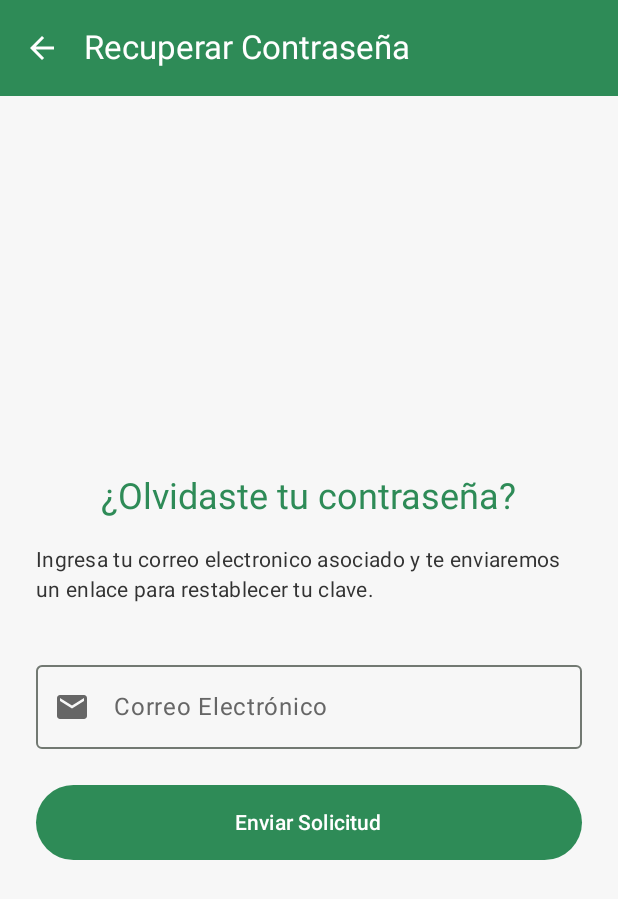
After one commit to TomasG0110/AppHuertoHogar-Movil, an Android app built with Jetpack Compose: the RecoveryScreen screen opened through its navigation route, on a phone screen of 412 x 824 dp. The commit adds this screen. Shown: the top 899 px of the screen. Run offline under Robolectric (Android 15) with nearby library versions, the phone set to English and light mode, and no system bars.

Commit message:
Implementar RecoveryScreen y selectores de Roles en Login

```diff
--- a/app/src/main/java/cl/duoc/dsy/huertohogar/navegacion/AppNavegacion.kt
+++ b/app/src/main/java/cl/duoc/dsy/huertohogar/navegacion/AppNavegacion.kt
@@ -8,6 +8,11 @@ import cl.duoc.dsy.huertohogar.uiScreen.LoginScreen
 import cl.duoc.dsy.huertohogar.uiScreen.MainScreen
 import cl.duoc.dsy.huertohogar.uiScreen.RegistroScreen
 import cl.duoc.dsy.huertohogar.uiScreen.SplashScreen
+import cl.duoc.dsy.huertohogar.uiScreen.RecoveryScreen
+import cl.duoc.dsy.huertohogar.navegacion.AppScreens
+
+
+
 
 @Composable
 fun AppNavigation() {
@@ -36,5 +41,15 @@ fun AppNavigation() {
         composable(route = AppScreens.MainScreen.route) {
             MainScreen(navController = navController)
         }
+
+        composable(route = AppScreens.RecoveryScreen.route) {
+            LoginScreen(navController = navController)
+        }
+
+        composable(route = AppScreens.RecoveryScreen.route) {
+            RecoveryScreen(navController = navController)
+        }
+
+        composable(route = AppScreens.RegisterScreen.route) {}
     }
 }
--- a/app/src/main/java/cl/duoc/dsy/huertohogar/navegacion/AppScreens.kt
+++ b/app/src/main/java/cl/duoc/dsy/huertohogar/navegacion/AppScreens.kt
@@ -5,4 +5,7 @@ sealed class AppScreens(val route: String) {
     object LoginScreen : AppScreens("login_screen")
     object RegisterScreen : AppScreens("register_screen")
     object MainScreen : AppScreens("main_screen")
+
+    object RecoveryScreen : AppScreens("recovery_screen")
+
 }
--- /dev/null
+++ b/app/src/main/java/cl/duoc/dsy/huertohogar/uiScreen/RecoveryScreen.kt
@@ -0,0 +1,99 @@
+package cl.duoc.dsy.huertohogar.uiScreen
+
+import android.widget.Toast
+import androidx.compose.foundation.layout.*
+import androidx.compose.material.icons.Icons
+import androidx.compose.material.icons.filled.ArrowBack
+import androidx.compose.material.icons.filled.Email
+import androidx.compose.material3.*
+import androidx.compose.runtime.*
+import androidx.compose.ui.Alignment
+import androidx.compose.ui.Modifier
+import androidx.compose.ui.platform.LocalContext
+import androidx.compose.ui.text.input.KeyboardType
+import androidx.compose.foundation.text.KeyboardOptions
+import androidx.compose.ui.unit.dp
+import androidx.navigation.NavController
+
+@OptIn(ExperimentalMaterial3Api::class)
+@Composable
+fun RecoveryScreen(navController: NavController) {
+    var email by remember { mutableStateOf("") }
+    val context = LocalContext.current
+
+    Scaffold(
+        topBar = {
+            TopAppBar(
+                title = { Text("Recuperar Contraseña") },
+                navigationIcon = {
+                    IconButton(onClick = { navController.popBackStack() }) {
+                        Icon(Icons.Default.ArrowBack, contentDescription = "Volver")
+                    }
+                },
+                colors = TopAppBarDefaults.topAppBarColors(
+                    containerColor = MaterialTheme.colorScheme.primary,
+                    titleContentColor = MaterialTheme.colorScheme.onPrimary,
+                    navigationIconContentColor = MaterialTheme.colorScheme.onPrimary
+                )
+            )
+        }
+    ) { paddingValues ->
+        Column(
+            modifier = Modifier
+                .fillMaxSize()
+                .padding(paddingValues)
+                .padding(24.dp),
+            verticalArrangement = Arrangement.Center,
+            horizontalAlignment = Alignment.CenterHorizontally
+        ) {
+            Text(
+                text = "¿Olvidaste tu contraseña?",
+                style = MaterialTheme.typography.headlineSmall,
+                color = MaterialTheme.colorScheme.primary
+            )
+            Spacer(modifier = Modifier.height(16.dp))
+
+            Text(
+                text = "Ingresa tu correo electronico asociado y te enviaremos un enlace para restablecer tu clave.",
+                style = MaterialTheme.typography.bodyMedium
+            )
+
+            Spacer(modifier = Modifier.height(32.dp))
+            OutlinedTextField(
+                value = email,
+                onValueChange = { email = it },
+                label = { Text("Correo Electrónico") },
+                modifier = Modifier.fillMaxWidth(),
+                leadingIcon = { Icon(Icons.Default.Email, contentDescription = null) },
+                keyboardOptions = KeyboardOptions(keyboardType = KeyboardType.Email),
+                singleLine = true
+            )
+
+            Spacer(modifier = Modifier.height(24.dp))
+
+            Button(
+                onClick = {
+                    if (email.isNotEmpty() && android.util.Patterns.EMAIL_ADDRESS.matcher(email)
+                            .matches()
+                    ) {
+                        Toast.makeText(
+                            context,
+                            "Correo electrónico enviado a $email",
+                            Toast.LENGTH_LONG
+                        ).show()
+                        navController.popBackStack()
+                    } else {
+                        Toast.makeText(
+                            context,
+                            "Por favor ingresa un correo electrónico válido",
+                            Toast.LENGTH_SHORT
+                        ).show()
+                    }
+                },
+                modifier = Modifier.fillMaxWidth().height(50.dp)
+            ) {
+                Text("Enviar Solicitud")
+            }
+        }
+    }
+}
```
Also changed, not shown: app/src/main/java/cl/duoc/dsy/huertohogar/uiScreen/LoginScreen.kt (+61 -28 lines).
